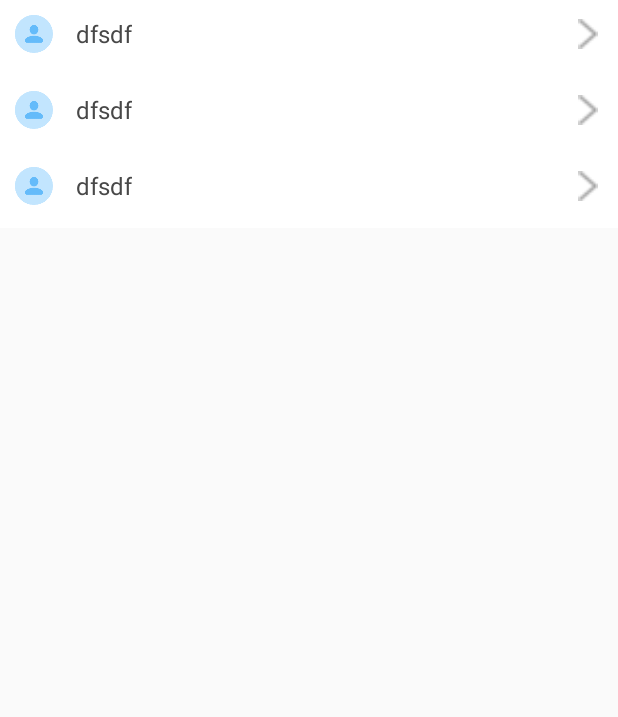
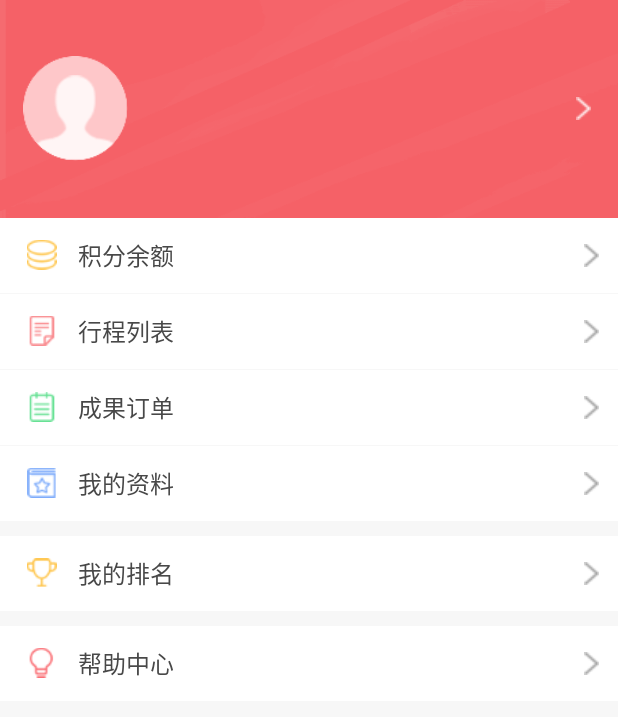
Before and after one commit to ibisTime/xn-myxb-android, an Android app: the layout fragment_my.xml on its own in the app's theme, with its tools: preview values and no code run, on a phone screen of 412 x 824 dp. Shown: the top 717 px of the screen. Run offline under Robolectric (Android 15) with nearby library versions, the phone set to English and light mode, and no system bars.

Commit message:
新增 我的页面

```diff
--- a/app/src/main/res/layout/fragment_first_page.xml
+++ b/app/src/main/res/layout/fragment_first_page.xml
@@ -21,10 +21,10 @@
             android:id="@+id/refreshLayout"
             android:layout_width="match_parent"
             android:layout_height="match_parent"
-            android:background="@color/gray_bg"
+            android:background="@color/bg_gray"
             app:srlAccentColor="@android:color/tertiary_text_dark"
             app:srlEnablePreviewInEditMode="true"
-            app:srlPrimaryColor="@color/gray_bg">
+            app:srlPrimaryColor="@color/bg_gray">
             <!--srlAccentColor srlPrimaryColor 将会改变 Header 和 Footer 的主题颜色-->
             <!--srlEnablePreviewInEditMode 可以开启和关闭预览功能-->
             <com.scwang.smartrefresh.layout.header.ClassicsHeader
--- a/app/src/main/res/layout/fragment_my.xml
+++ b/app/src/main/res/layout/fragment_my.xml
@@ -1,33 +1,74 @@
 <?xml version="1.0" encoding="utf-8"?>
 <layout xmlns:android="http://schemas.android.com/apk/res/android"
-    xmlns:app="http://schemas.android.com/apk/res-auto">
+    xmlns:app="http://schemas.android.com/apk/res-auto"
+    xmlns:tools="http://schemas.android.com/tools">
+
+    <ScrollView
+        android:layout_width="match_parent"
+        android:layout_height="match_parent"
+        android:background="@color/bg_gray">
+
 
         <LinearLayout
             android:layout_width="match_parent"
             android:layout_height="match_parent"
             android:orientation="vertical">
 
-        <com.cdkj.baselibrary.views.RowInfoLayout
-            android:layout_width="match_parent"
-            android:layout_height="wrap_content"
-            app:img_left="@drawable/photo_default"
-            app:img_right="@drawable/more_right"
-            app:txt_left="dfsdf" />
+            <include
+                android:id="@+id/headr_layout"
+                layout="@layout/layout_my_fragment_headr" />
 
             <com.cdkj.baselibrary.views.RowInfoLayout
                 android:layout_width="match_parent"
                 android:layout_height="wrap_content"
-            app:img_left="@drawable/photo_default"
-            app:img_right="@drawable/more_right"
-            app:txt_left="dfsdf" />
+                app:img_left="@drawable/my_jf"
+                app:txt_left="积分余额" />
+
+            <View
+                style="@style/style_split_line"
+                android:layout_marginLeft="15dp" />
 
             <com.cdkj.baselibrary.views.RowInfoLayout
                 android:layout_width="match_parent"
                 android:layout_height="wrap_content"
-            app:img_left="@drawable/photo_default"
-            app:img_right="@drawable/more_right"
-            app:txt_left="dfsdf" />
+                app:img_left="@drawable/my_next_go"
+                app:txt_left="行程列表" />
 
+            <View
+                style="@style/style_split_line"
+                android:layout_marginLeft="15dp" />
+
+            <com.cdkj.baselibrary.views.RowInfoLayout
+                android:layout_width="match_parent"
+                android:layout_height="wrap_content"
+                app:img_left="@drawable/my_results"
+                app:txt_left="成果订单" />
+
+            <View
+                style="@style/style_split_line"
+                android:layout_marginLeft="15dp" />
+
+            <com.cdkj.baselibrary.views.RowInfoLayout
+                android:layout_width="match_parent"
+                android:layout_height="wrap_content"
+                app:img_left="@drawable/my_info"
+                app:txt_left="我的资料" />
+
+            <com.cdkj.baselibrary.views.RowInfoLayout
+                android:layout_width="match_parent"
+                android:layout_height="wrap_content"
+                android:layout_marginTop="10dp"
+                app:img_left="@drawable/my_top_list"
+                app:txt_left="我的排名" />
+
+            <com.cdkj.baselibrary.views.RowInfoLayout
+                android:layout_width="match_parent"
+                android:layout_height="wrap_content"
+                android:layout_marginTop="10dp"
+                app:img_left="@drawable/my_help_center"
+                app:txt_left="帮助中心" />
 
         </LinearLayout>
+
+    </ScrollView>
 </layout>
--- /dev/null
+++ b/app/src/main/res/layout/layout_my_fragment_headr.xml
@@ -0,0 +1,78 @@
+<?xml version="1.0" encoding="utf-8"?>
+
+
+<layout xmlns:android="http://schemas.android.com/apk/res/android"
+    xmlns:tools="http://schemas.android.com/tools"
+    tools:showIn="@layout/fragment_my">
+
+    <LinearLayout
+        android:id="@+id/lin_user_info"
+        android:layout_width="match_parent"
+        android:layout_height="145dp"
+        android:background="@drawable/my_fra_bg"
+        android:paddingLeft="@dimen/layout_left_interval">
+
+        <ImageView
+            android:id="@+id/img_user_logo"
+            android:layout_width="70dp"
+            android:layout_height="70dp"
+            android:layout_gravity="center_vertical"
+            android:src="@drawable/my_logo" />
+
+
+        <LinearLayout
+            android:layout_width="0dp"
+            android:layout_height="wrap_content"
+            android:layout_gravity="center_vertical"
+            android:layout_weight="1"
+            android:orientation="vertical">
+
+            <LinearLayout
+                android:layout_width="wrap_content"
+                android:layout_height="wrap_content"
+                android:orientation="horizontal">
+
+                <TextView
+                    android:id="@+id/tv_user_name"
+                    android:layout_width="wrap_content"
+                    android:layout_height="wrap_content"
+                    android:layout_marginLeft="15dp"
+                    android:ellipsize="end"
+                    android:singleLine="true"
+                    android:textColor="@color/white"
+                    android:textSize="16sp"
+                    tools:text="王小二" />
+
+                <ImageView
+                    android:layout_width="16dp"
+                    android:layout_height="16dp"
+                    android:layout_gravity="center_vertical"
+                    android:layout_marginLeft="10dp"
+                    tools:src="@drawable/woman" />
+
+            </LinearLayout>
+
+            <TextView
+                android:id="@+id/tv_user_type"
+                android:layout_width="wrap_content"
+                android:layout_height="wrap_content"
+                android:layout_marginLeft="15dp"
+                android:layout_marginTop="10dp"
+                android:ellipsize="end"
+                android:singleLine="true"
+                android:textColor="@color/white"
+                android:textSize="14sp"
+                tools:text="13000202020" />
+
+        </LinearLayout>
+
+        <ImageView
+            android:id="@+id/img_right"
+            android:layout_width="15dp"
+            android:layout_height="15dp"
+            android:layout_gravity="center_vertical"
+            android:layout_marginRight="@dimen/layout_right_interval"
+            android:src="@drawable/more_right_white" />
+
+    </LinearLayout>
+</layout>
--- a/app/src/main/res/layout/layout_recycler_refresh.xml
+++ b/app/src/main/res/layout/layout_recycler_refresh.xml
@@ -6,10 +6,10 @@
         android:id="@+id/refreshLayout"
         android:layout_width="match_parent"
         android:layout_height="match_parent"
-        android:background="@color/gray_bg"
+        android:background="@color/bg_gray"
         app:srlAccentColor="@android:color/tertiary_text_dark"
         app:srlEnablePreviewInEditMode="true"
-        app:srlPrimaryColor="@color/gray_bg">
+        app:srlPrimaryColor="@color/bg_gray">
         <!--srlAccentColor srlPrimaryColor 将会改变 Header 和 Footer 的主题颜色-->
         <!--srlEnablePreviewInEditMode 可以开启和关闭预览功能-->
         <com.scwang.smartrefresh.layout.header.ClassicsHeader
--- a/cdcommon/src/main/java/com/cdkj/baselibrary/views/RowInfoLayout.java
+++ b/cdcommon/src/main/java/com/cdkj/baselibrary/views/RowInfoLayout.java
@@ -49,7 +49,7 @@ public class RowInfoLayout extends LinearLayout {
         txtLeft = typedArray.getString(R.styleable.RowInfoLayout_txt_left);
         txtRight = typedArray.getString(R.styleable.RowInfoLayout_txt_right);
         imgLeftId = typedArray.getResourceId(R.styleable.RowInfoLayout_img_left, R.drawable.default_pic);
-        imgRightId = typedArray.getResourceId(R.styleable.RowInfoLayout_img_right, R.drawable.default_pic);
+        imgRightId = typedArray.getResourceId(R.styleable.RowInfoLayout_img_right, R.drawable.more_right);
         typedArray.recycle();
 
         init(context);
--- a/cdcommon/src/main/res/layout/layout_common_recycler_refresh.xml
+++ b/cdcommon/src/main/res/layout/layout_common_recycler_refresh.xml
@@ -6,10 +6,10 @@
         android:id="@+id/refreshLayout"
         android:layout_width="match_parent"
         android:layout_height="match_parent"
-        android:background="@color/gray_bg"
+        android:background="@color/bg_gray"
         app:srlAccentColor="@android:color/tertiary_text_dark"
         app:srlEnablePreviewInEditMode="true"
-        app:srlPrimaryColor="@color/gray_bg">
+        app:srlPrimaryColor="@color/bg_gray">
         <!--srlAccentColor srlPrimaryColor 将会改变 Header 和 Footer 的主题颜色-->
         <!--srlEnablePreviewInEditMode 可以开启和关闭预览功能-->
         <com.scwang.smartrefresh.layout.header.ClassicsHeader
--- a/cdcommon/src/main/res/layout/layout_row_info.xml
+++ b/cdcommon/src/main/res/layout/layout_row_info.xml
@@ -4,26 +4,25 @@
 
     <LinearLayout
         android:layout_width="match_parent"
-        android:layout_height="wrap_content"
+        android:layout_height="50dp"
         android:background="@drawable/selector_gray"
         android:gravity="center_vertical"
         android:orientation="horizontal"
-        android:paddingBottom="15dp"
-        android:paddingLeft="10dp"
+        android:paddingLeft="18dp"
         android:paddingRight="10dp"
-        android:paddingTop="10dp">
+>
 
         <ImageView
             android:id="@+id/img_left"
-            android:layout_width="25dp"
-            android:layout_height="25dp"
+            android:layout_width="20dp"
+            android:layout_height="20dp"
             tools:src="@drawable/pyq" />
 
         <TextView
             android:id="@+id/tv_left"
             android:layout_width="wrap_content"
             android:layout_height="wrap_content"
-            android:layout_marginLeft="15dp"
+            android:layout_marginLeft="14dp"
             android:maxLength="5"
             android:text="信息信息"
             android:textColor="@color/text_black_cd"
@@ -45,8 +44,8 @@
 
         <ImageView
             android:id="@+id/img_right"
-            android:layout_width="20dp"
-            android:layout_height="20dp"
+            android:layout_width="15dp"
+            android:layout_height="15dp"
             tools:src="@drawable/pyq" />
 
     </LinearLayout>
--- a/cdcommon/src/main/res/values/colors.xml
+++ b/cdcommon/src/main/res/values/colors.xml
@@ -4,7 +4,6 @@
     <color name="colorPrimaryDark">#00ffffff</color>
     <color name="colorAccent">#0eb8ae</color>
 
-    <color name="gray_bg">#f7f7f7</color>
     <color name="title_bg">#f56066</color>
     <color name="white">#ffffff</color>
     <color name="white_50">#82ffffff</color>
@@ -33,7 +32,7 @@
 
 
     <color name="color_content_font">#979797</color>
-    <color name="bg_gray">#f0f0f0</color>
+    <color name="bg_gray">#f7f7f7</color>
 
 
     <color name="btn_white">#ffffff</color>
--- a/cdcommon/src/main/res/values/dimens.xml
+++ b/cdcommon/src/main/res/values/dimens.xml
@@ -24,6 +24,8 @@
     <dimen name="btn_round">5dp</dimen>
 
     <dimen name="layout_left_right_interval">15dp</dimen>
+    <dimen name="layout_left_interval">15dp</dimen>
+    <dimen name="layout_right_interval">15dp</dimen>
     <dimen name="button_height">45dp</dimen>
 
 </resources>
```
Also changed, not shown: app/src/main/res/drawable-xxhdpi/man.png (added), app/src/main/res/drawable-xxhdpi/my_fra_bg.png (added), app/src/main/res/drawable-xxhdpi/my_help_center.png (added), app/src/main/res/drawable-xxhdpi/my_info.png (added), app/src/main/res/drawable-xxhdpi/my_jf.png (added), app/src/main/res/drawable-xxhdpi/my_logo.png (added), app/src/main/res/drawable-xxhdpi/my_next_go.png (added), app/src/main/res/drawable-xxhdpi/my_results.png (added), app/src/main/res/drawable-xxhdpi/my_top_list.png (added), app/src/main/res/drawable-xxhdpi/woman.png (added). Lines whose indentation alone changed are shown as unchanged.
